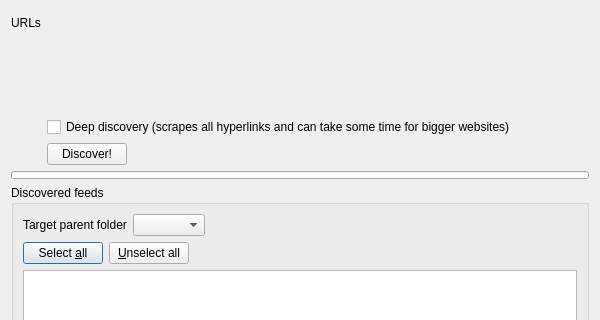
Above: src/librssguard-standard/src/gui/formdiscoverfeeds.ui from martinrotter/rssguard before the change; both pictures show x 0 to 600 and y 0 to 320 of the 600 by 500 pixel window. Below: the same form after it.
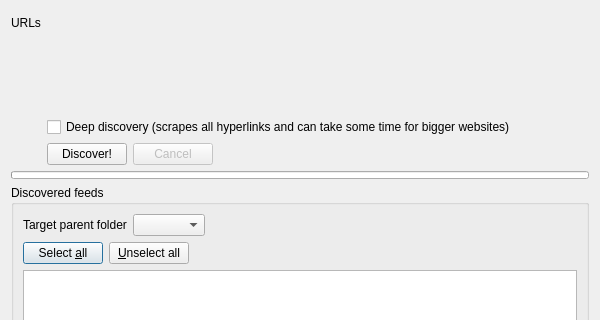
That is the form after the change. Custom widgets are drawn as their Qt base class.

Commit message: performance, UX fixing

```diff
--- a/src/librssguard-standard/src/gui/formdiscoverfeeds.ui
+++ b/src/librssguard-standard/src/gui/formdiscoverfeeds.ui
@@ -215,6 +215,8 @@
     </widget>
    </item>
    <item row="2" column="1">
+    <layout class="QHBoxLayout" name="horizontalLayout">
+     <item>
     <widget class="QPushButton" name="m_btnDiscover">
      <property name="sizePolicy">
       <sizepolicy hsizetype="Maximum" vsizetype="Fixed">
@@ -227,6 +229,37 @@
      </property>
     </widget>
    </item>
+     <item>
+      <widget class="QPushButton" name="m_btnCancelDiscovery">
+       <property name="enabled">
+        <bool>false</bool>
+       </property>
+       <property name="sizePolicy">
+        <sizepolicy hsizetype="Maximum" vsizetype="Fixed">
+         <horstretch>0</horstretch>
+         <verstretch>0</verstretch>
+        </sizepolicy>
+       </property>
+       <property name="text">
+        <string>Cancel</string>
+       </property>
+      </widget>
+     </item>
+     <item>
+      <spacer name="horizontalSpacer_4">
+       <property name="orientation">
+        <enum>Qt::Orientation::Horizontal</enum>
+       </property>
+       <property name="sizeHint" stdset="0">
+        <size>
+         <width>40</width>
+         <height>20</height>
+        </size>
+       </property>
+      </spacer>
+     </item>
+    </layout>
+   </item>
    <item row="1" column="1">
     <widget class="QCheckBox" name="m_cbDiscoverRecursive">
      <property name="text">
```
Left out of the diff: 1 changed line with no effect on the pictures. Lines whose indentation alone changed are shown as unchanged. The commit also changes 2 other files.
